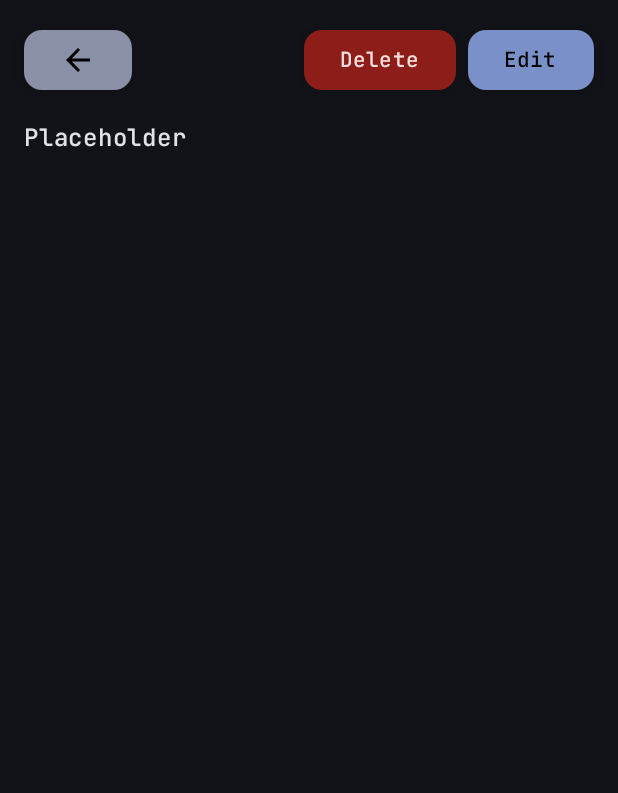
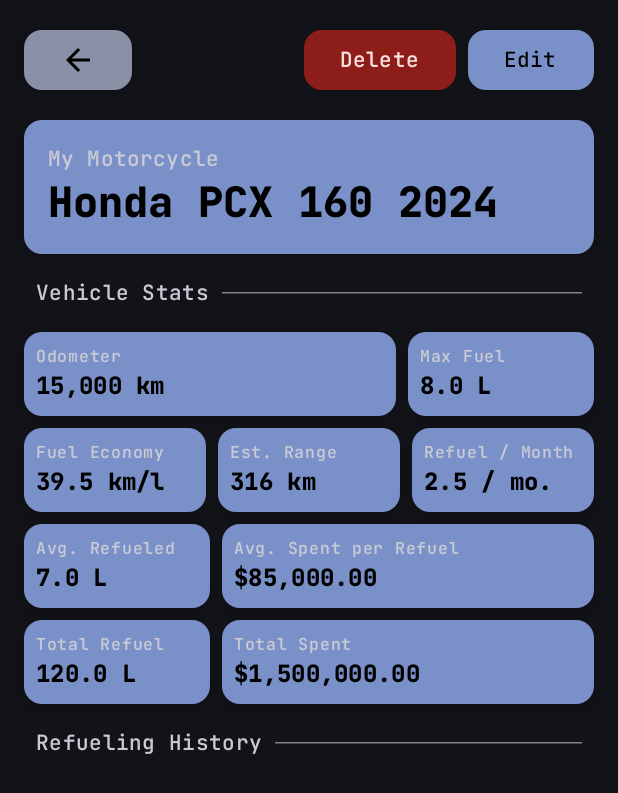
Before and after one commit to Reishandy/Android-Fuel-Tracker, an Android app built with Jetpack Compose: the @Preview function DetailPreview, on a phone screen of 412 x 824 dp. Shown: the top 793 px of the screen. Run offline under Robolectric (Android 15) with nearby library versions, the phone set to English and light mode, and no system bars; our stand-ins replace Room's generated code.

Commit message:
Add DetailCard, DetailHeader, and DetailStats components; enhance vehicle details display and statistics

```diff
--- a/app/src/main/java/id/reishandy/fueltracker/data/vehicle/VehicleWithStats.kt
+++ b/app/src/main/java/id/reishandy/fueltracker/data/vehicle/VehicleWithStats.kt
@@ -11,5 +11,23 @@ data class VehicleWithStats(
     val latestOdometer: Double = 0.0,
 
     @ColumnInfo(name = "average_fuel_economy")
-    val averageFuelEconomy: Double = 0.0
+    val averageFuelEconomy: Double = 0.0,
+
+    @ColumnInfo(name = "total_fuel_added")
+    val totalFuelAdded: Double = 0.0,
+
+    @ColumnInfo(name = "total_spent")
+    val totalSpent: Double = 0.0,
+
+    @ColumnInfo(name = "refuel_count")
+    val refuelCount: Int = 0,
+
+    @ColumnInfo(name = "refuel_per_month")
+    val refuelPerMonth: Double = 0.0,
+
+    @ColumnInfo(name = "avg_liter_refueled")
+    val avgLiterRefueled: Double = 0.0,
+
+    @ColumnInfo(name = "avg_spent_per_refuel")
+    val avgSpentPerRefuel: Double = 0.0
 )
--- a/app/src/main/java/id/reishandy/fueltracker/ui/FuelTracker.kt
+++ b/app/src/main/java/id/reishandy/fueltracker/ui/FuelTracker.kt
@@ -207,3 +207,4 @@ fun FuelTracker() {
 //  - Google login
 //  - Backup and restore (google drive?)
 //  - Sync every CRUD or db update
+//  - Locale setting
--- /dev/null
+++ b/app/src/main/java/id/reishandy/fueltracker/ui/component/DetailCard.kt
@@ -0,0 +1,71 @@
+package id.reishandy.fueltracker.ui.component
+
+import androidx.annotation.StringRes
+import androidx.compose.foundation.layout.Column
+import androidx.compose.foundation.layout.fillMaxSize
+import androidx.compose.foundation.layout.fillMaxWidth
+import androidx.compose.foundation.layout.padding
+import androidx.compose.material3.Card
+import androidx.compose.material3.CardDefaults
+import androidx.compose.material3.MaterialTheme
+import androidx.compose.material3.Surface
+import androidx.compose.material3.Text
+import androidx.compose.runtime.Composable
+import androidx.compose.ui.Modifier
+import androidx.compose.ui.res.dimensionResource
+import androidx.compose.ui.res.stringResource
+import androidx.compose.ui.text.style.TextOverflow
+import androidx.compose.ui.tooling.preview.Preview
+import id.reishandy.fueltracker.R
+import id.reishandy.fueltracker.ui.theme.FuelTrackerTheme
+
+@Composable
+fun DetailCard(
+    modifier: Modifier = Modifier,
+    @StringRes title: Int = R.string.odometer,
+    value: String = "800,000 km"
+) {
+    Card(
+        modifier = modifier
+            .fillMaxWidth(),
+        colors = CardDefaults.cardColors(
+            containerColor = MaterialTheme.colorScheme.primaryContainer,
+            contentColor = MaterialTheme.colorScheme.onPrimaryContainer
+        ),
+        elevation = CardDefaults.cardElevation(
+            defaultElevation = dimensionResource(R.dimen.shadow_elevation)
+        )
+    ) {
+        Column(
+            modifier = Modifier
+                .fillMaxWidth()
+                .padding(dimensionResource(R.dimen.padding_small)),
+        ) {
+            Text(
+                text = stringResource(title),
+                style = MaterialTheme.typography.labelSmall,
+                color = MaterialTheme.colorScheme.onSurfaceVariant,
+                maxLines = 1,
+                overflow = TextOverflow.Ellipsis
+            )
+
+            Text(
+                text = value,
+                style = MaterialTheme.typography.titleMedium,
+                maxLines = 1,
+                overflow = TextOverflow.Ellipsis
+            )
+        }
+    }
+
+}
+
+@Preview
+@Composable
+fun DetailCardPreview() {
+    FuelTrackerTheme(darkTheme = true) {
+        Surface(modifier = Modifier.fillMaxSize()) {
+            DetailCard()
+        }
+    }
+}
--- /dev/null
+++ b/app/src/main/java/id/reishandy/fueltracker/ui/component/DetailHeader.kt
@@ -0,0 +1,98 @@
+package id.reishandy.fueltracker.ui.component
+
+import androidx.compose.foundation.layout.Column
+import androidx.compose.foundation.layout.fillMaxSize
+import androidx.compose.foundation.layout.fillMaxWidth
+import androidx.compose.foundation.layout.padding
+import androidx.compose.material3.Card
+import androidx.compose.material3.CardDefaults
+import androidx.compose.material3.MaterialTheme
+import androidx.compose.material3.Surface
+import androidx.compose.material3.Text
+import androidx.compose.runtime.Composable
+import androidx.compose.ui.Modifier
+import androidx.compose.ui.res.dimensionResource
+import androidx.compose.ui.res.stringResource
+import androidx.compose.ui.text.style.TextOverflow
+import androidx.compose.ui.tooling.preview.Preview
+import id.reishandy.fueltracker.R
+import id.reishandy.fueltracker.data.vehicle.Vehicle
+import id.reishandy.fueltracker.data.vehicle.VehicleWithStats
+import id.reishandy.fueltracker.ui.theme.FuelTrackerTheme
+
+@Composable
+fun DetailHeader(
+    modifier: Modifier = Modifier,
+    vehicleWithStats: VehicleWithStats = VehicleWithStats(
+        vehicle = Vehicle(
+            id = 1,
+            name = "Placeholder",
+            manufacturer = "Placeholder",
+            model = "Placeholder",
+            year = 0,
+            maxFuelCapacity = 0.0
+        ),
+        latestOdometer = 0.0,
+        averageFuelEconomy = 0.0
+    )
+) {
+    Card(
+        modifier = modifier.fillMaxWidth(),
+        colors = CardDefaults.cardColors(
+            containerColor = MaterialTheme.colorScheme.primaryContainer,
+            contentColor = MaterialTheme.colorScheme.onPrimaryContainer
+        ),
+        elevation = CardDefaults.cardElevation(
+            defaultElevation = dimensionResource(R.dimen.shadow_elevation)
+        )
+    ) {
+        Column(
+            modifier = Modifier
+                .fillMaxWidth()
+                .padding(dimensionResource(R.dimen.padding_medium))
+        ) {
+            Text(
+                text = vehicleWithStats.vehicle.name,
+                style = MaterialTheme.typography.labelLarge,
+                color = MaterialTheme.colorScheme.onSurfaceVariant,
+                maxLines = 3,
+                overflow = TextOverflow.Ellipsis
+            )
+
+            Text(
+                text = stringResource(
+                    R.string.vehicle_manufacturer_model,
+                    vehicleWithStats.vehicle.manufacturer,
+                    vehicleWithStats.vehicle.model,
+                    vehicleWithStats.vehicle.year.toString()
+                ),
+                style = MaterialTheme.typography.headlineMedium,
+                maxLines = 5,
+                overflow = TextOverflow.Ellipsis
+            )
+        }
+    }
+}
+
+@Preview
+@Composable
+fun DetailHeaderPreview() {
+    FuelTrackerTheme(darkTheme = true) {
+        Surface(modifier = Modifier.fillMaxSize()) {
+            DetailHeader(
+                vehicleWithStats = VehicleWithStats(
+                    vehicle = Vehicle(
+                        id = 1,
+                        name = "My Motorcycle",
+                        manufacturer = "Honda",
+                        model = "PCX 160",
+                        year = 2024,
+                        maxFuelCapacity = 8.0
+                    ),
+                    latestOdometer = 15000.0,
+                    averageFuelEconomy = 39.5
+                )
+            )
+        }
+    }
+}
--- /dev/null
+++ b/app/src/main/java/id/reishandy/fueltracker/ui/component/DetailStats.kt
@@ -0,0 +1,177 @@
+package id.reishandy.fueltracker.ui.component
+
+import androidx.compose.foundation.layout.Arrangement
+import androidx.compose.foundation.layout.Column
+import androidx.compose.foundation.layout.Row
+import androidx.compose.foundation.layout.fillMaxSize
+import androidx.compose.foundation.layout.fillMaxWidth
+import androidx.compose.material3.Surface
+import androidx.compose.runtime.Composable
+import androidx.compose.ui.Modifier
+import androidx.compose.ui.res.dimensionResource
+import androidx.compose.ui.res.stringResource
+import androidx.compose.ui.tooling.preview.Preview
+import id.reishandy.fueltracker.R
+import id.reishandy.fueltracker.data.vehicle.Vehicle
+import id.reishandy.fueltracker.data.vehicle.VehicleWithStats
+import id.reishandy.fueltracker.ui.theme.FuelTrackerTheme
+import java.text.NumberFormat
+import java.util.Locale
+
+@Composable
+fun DetailStats(
+    modifier: Modifier = Modifier,
+    vehicleWithStats: VehicleWithStats = VehicleWithStats(
+        vehicle = Vehicle(
+            id = 1,
+            name = "Placeholder",
+            manufacturer = "Placeholder",
+            model = "Placeholder",
+            year = 0,
+            maxFuelCapacity = 0.0
+        ),
+        latestOdometer = 0.0,
+        averageFuelEconomy = 0.0,
+        totalFuelAdded = 0.0,
+        totalSpent = 0.0,
+        refuelCount = 0,
+        refuelPerMonth = 0.0,
+        avgLiterRefueled = 0.0,
+        avgSpentPerRefuel = 0.0
+    ),
+) {
+    Column(
+        modifier = modifier.fillMaxWidth(),
+        verticalArrangement = Arrangement.spacedBy(dimensionResource(R.dimen.padding_small))
+    ) {
+        Row(
+            modifier = Modifier.fillMaxWidth(),
+            horizontalArrangement = Arrangement.spacedBy(dimensionResource(R.dimen.padding_small))
+        ) {
+            DetailCard(
+                modifier = Modifier.weight(2 / 3f),
+                title = R.string.odometer,
+                value = stringResource(
+                    R.string.km_abbr_value,
+                    NumberFormat.getNumberInstance(Locale.getDefault())
+                        .format(vehicleWithStats.latestOdometer)
+                )
+            )
+
+            DetailCard(
+                modifier = Modifier.weight(1 / 3f),
+                title = R.string.max_fuel,
+                value = stringResource(
+                    R.string.liter_abbr_value,
+                    vehicleWithStats.vehicle.maxFuelCapacity
+                )
+            )
+        }
+
+        Row(
+            modifier = Modifier.fillMaxWidth(),
+            horizontalArrangement = Arrangement.spacedBy(dimensionResource(R.dimen.padding_small))
+        ) {
+            DetailCard(
+                modifier = Modifier.weight(1 / 3f),
+                title = R.string.fuel_economy,
+                value = stringResource(
+                    R.string.kml_abbr_value,
+                    vehicleWithStats.averageFuelEconomy
+                )
+            )
+
+            DetailCard(
+                modifier = Modifier.weight(1 / 3f),
+                title = R.string.est_range,
+                value = stringResource(
+                    R.string.km_abbr_value,
+                    NumberFormat.getNumberInstance(Locale.getDefault())
+                        .format(vehicleWithStats.averageFuelEconomy * vehicleWithStats.vehicle.maxFuelCapacity)
+                )
+            )
+
+            DetailCard(
+                modifier = Modifier.weight(1 / 3f),
+                title = R.string.refuel_per_month,
+                value = stringResource(
+                    R.string.refuel_per_month_value,
+                    NumberFormat.getNumberInstance(Locale.getDefault())
+                        .format(vehicleWithStats.refuelPerMonth)
+                )
+            )
+        }
+
+        Row(
+            modifier = Modifier.fillMaxWidth(),
+            horizontalArrangement = Arrangement.spacedBy(dimensionResource(R.dimen.padding_small))
+        ) {
+            DetailCard(
+                modifier = Modifier.weight(1 / 3f),
+                title = R.string.avg_refueled,
+                value = stringResource(
+                    R.string.liter_abbr_value,
+                    vehicleWithStats.avgLiterRefueled
+                )
+            )
+
+            DetailCard(
+                modifier = Modifier.weight(2 / 3f),
+                title = R.string.avg_spent_per_refuel,
+                value = NumberFormat.getCurrencyInstance(Locale.getDefault())
+                    .format(vehicleWithStats.avgSpentPerRefuel)
+            )
+        }
+
+        Row(
+            modifier = Modifier.fillMaxWidth(),
+            horizontalArrangement = Arrangement.spacedBy(dimensionResource(R.dimen.padding_small))
+        ) {
+            DetailCard(
+                modifier = Modifier.weight(1 / 3f),
+                title = R.string.total_refuel,
+                value = stringResource(
+                    R.string.liter_abbr_value,
+                    vehicleWithStats.totalFuelAdded
+                )
+            )
+
+            DetailCard(
+                modifier = Modifier.weight(2 / 3f),
+                title = R.string.total_spent,
+                value = NumberFormat.getCurrencyInstance(Locale.getDefault())
+                    .format(vehicleWithStats.totalSpent)
+            )
+        }
+    }
+}
+
+@Preview
+@Composable
+fun DetailStatsPreview() {
+    FuelTrackerTheme(darkTheme = true) {
+        Surface(modifier = Modifier.fillMaxSize()) {
+            DetailStats(
+                vehicleWithStats = VehicleWithStats(
+                    vehicle = Vehicle(
+                        id = 1,
+                        name = "My Motorcycle",
+                        manufacturer = "Honda",
+                        model = "PCX 160",
+                        year = 2024,
+                        maxFuelCapacity = 8.0
+                    ),
+                    latestOdometer = 15000.0,
+                    averageFuelEconomy = 39.5,
+                    totalFuelAdded = 120.0,
+                    totalSpent = 1500000.0,
+                    refuelCount = 12,
+                    refuelPerMonth = 2.5,
+                    avgLiterRefueled = 7.0,
+                    avgSpentPerRefuel = 85000.0
+                )
+            )
+        }
+    }
+
+}
--- a/app/src/main/java/id/reishandy/fueltracker/ui/view/Detail.kt
+++ b/app/src/main/java/id/reishandy/fueltracker/ui/view/Detail.kt
@@ -3,19 +3,27 @@ package id.reishandy.fueltracker.ui.view
 import androidx.compose.foundation.layout.Arrangement
 import androidx.compose.foundation.layout.Box
 import androidx.compose.foundation.layout.Column
+import androidx.compose.foundation.layout.Row
 import androidx.compose.foundation.layout.fillMaxSize
+import androidx.compose.foundation.layout.fillMaxWidth
 import androidx.compose.foundation.layout.padding
 import androidx.compose.material3.Surface
-import androidx.compose.material3.Text
 import androidx.compose.runtime.Composable
 import androidx.compose.ui.Modifier
 import androidx.compose.ui.res.dimensionResource
+import androidx.compose.ui.res.stringResource
 import androidx.compose.ui.tooling.preview.Preview
 import id.reishandy.fueltracker.R
 import id.reishandy.fueltracker.data.vehicle.Vehicle
 import id.reishandy.fueltracker.data.vehicle.VehicleWithStats
+import id.reishandy.fueltracker.ui.component.DetailCard
+import id.reishandy.fueltracker.ui.component.DetailHeader
+import id.reishandy.fueltracker.ui.component.DetailStats
 import id.reishandy.fueltracker.ui.component.DetailTopButtons
+import id.reishandy.fueltracker.ui.component.SectionDivider
 import id.reishandy.fueltracker.ui.theme.FuelTrackerTheme
+import java.text.NumberFormat
+import java.util.Locale
 
 @Composable
 fun Detail(
@@ -33,9 +41,14 @@ fun Detail(
             maxFuelCapacity = 0.0
         ),
         latestOdometer = 0.0,
-                averageFuelEconomy = 0.0
+        averageFuelEconomy = 0.0,
+        totalFuelAdded = 0.0,
+        totalSpent = 0.0,
+        refuelCount = 0,
+        refuelPerMonth = 0.0,
+        avgLiterRefueled = 0.0,
+        avgSpentPerRefuel = 0.0
     ),
-
 ) {
     Box(
         modifier = modifier
@@ -51,7 +64,17 @@ fun Detail(
                 onDeleteClick = onDeleteClick
             )
 
-            Text(text = vehicleWithStats.vehicle.name)
+            DetailHeader(
+                vehicleWithStats = vehicleWithStats
+            )
+
+            SectionDivider(title = R.string.vehicle_stats)
+
+            DetailStats(
+                vehicleWithStats = vehicleWithStats
+            )
+
+            SectionDivider(title = R.string.refuel_history)
         }
     }
 }
@@ -61,7 +84,26 @@ fun Detail(
 fun DetailPreview() {
     FuelTrackerTheme(darkTheme = true) {
         Surface(modifier = Modifier.fillMaxSize()) {
-            Detail()
+            Detail(
+                vehicleWithStats = VehicleWithStats(
+                    vehicle = Vehicle(
+                        id = 1,
+                        name = "My Motorcycle",
+                        manufacturer = "Honda",
+                        model = "PCX 160",
+                        year = 2024,
+                        maxFuelCapacity = 8.0
+                    ),
+                    latestOdometer = 15000.0,
+                    averageFuelEconomy = 39.5,
+                    totalFuelAdded = 120.0,
+                    totalSpent = 1500000.0,
+                    refuelCount = 12,
+                    refuelPerMonth = 2.5,
+                    avgLiterRefueled = 7.0,
+                    avgSpentPerRefuel = 85000.0
+                )
+            )
         }
     }
 }
--- a/app/src/main/res/values/strings.xml
+++ b/app/src/main/res/values/strings.xml
@@ -3,10 +3,12 @@
     <string name="fab_icon">FAB Icon</string>
     <string name="default_avatar">Default Avatar</string>
     <string name="nothing_to_see_here">Nothing to see here…</string>
-    <string name="card_vehicle_manufacturer_model">%1$s %2$s %3$s</string>
-    <string name="card_vehicle_avg">Avg. %1s km/l</string>
-    <string name="card_vehicle_odometer">%1s km</string>
-    <string name="card_vehicle_tank_capacity">Max. %1sL</string>
+    <string name="vehicle_manufacturer_model">%1$s %2$s %3$s</string>
+    <string name="vehicle_avg">Avg. %1s km/l</string>
+    <string name="kml_abbr_value">%1s km/l</string>
+    <string name="km_abbr_value">%1s km</string>
+    <string name="vehicle_tank_capacity">Max. %1s L</string>
+    <string name="liter_abbr_value">%1s L</string>
     <string name="add_new_vehicle">Add New Vehicle</string>
     <string name="vehicle_name">Vehicle Name</string>
     <string name="vehicle_name_placeholder">e.g. Main Vehicle</string>
@@ -16,7 +18,8 @@
     <string name="model_placeholder">e.g. PCX 160</string>
     <string name="year">Vehicle Year</string>
     <string name="year_placeholder">e.g. 2025</string>
-    <string name="max_fuel">Max Fuel Capacity</string>
+    <string name="max_fuel_capacity">Max Fuel Capacity</string>
+    <string name="max_fuel">Max Fuel</string>
     <string name="max_fuel_placeholder">e.g. 8.0</string>
     <string name="liter_abbr">L</string>
     <string name="cancel">Cancel</string>
@@ -28,4 +31,15 @@
     <string name="delete_text">Are you sure want to delete \"%1$s\" entry? This action cannot be undone.</string>
     <string name="edit">Edit</string>
     <string name="your_vehicles">Your Vehicles</string>
+    <string name="vehicle_stats">Vehicle Stats</string>
+    <string name="refuel_history">Refueling History</string>
+    <string name="odometer">Odometer</string>
+    <string name="fuel_economy">Fuel Economy</string>
+    <string name="est_range">Est. Range</string>
+    <string name="refuel_per_month">Refuel / Month</string>
+    <string name="refuel_per_month_value">%1s / mo.</string>
+    <string name="total_refuel">Total Refuel</string>
+    <string name="total_spent">Total Spent</string>
+    <string name="avg_refueled">Avg. Refueled</string>
+        <string name="avg_spent_per_refuel">Avg. Spent per Refuel</string>
 </resources>
```
Also changed, not shown: app/src/main/java/id/reishandy/fueltracker/data/vehicle/VehicleDao.kt (+77 -7 lines), app/src/main/java/id/reishandy/fueltracker/ui/component/VehicleFormBottomSheet.kt (+1 -12 lines), app/src/main/java/id/reishandy/fueltracker/ui/component/VehicleItem.kt (+19 -8 lines), app/src/main/java/id/reishandy/fueltracker/ui/view/Home.kt (+28 -4 lines).
